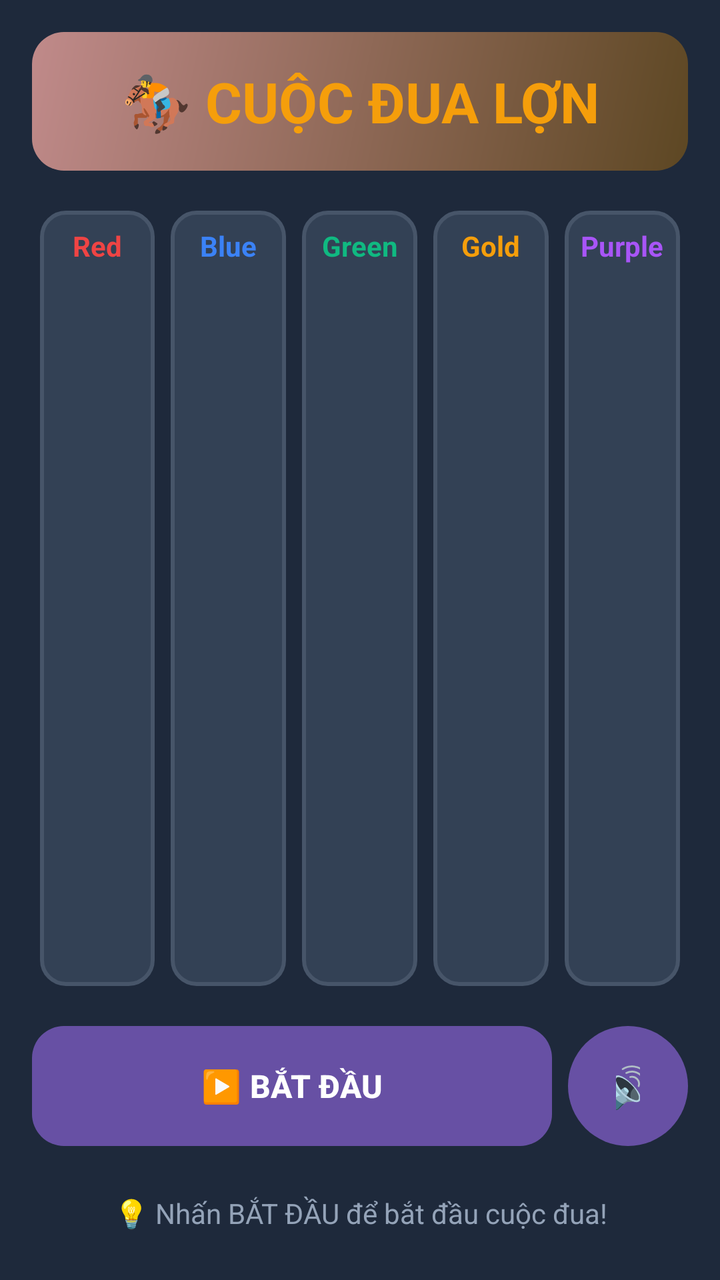
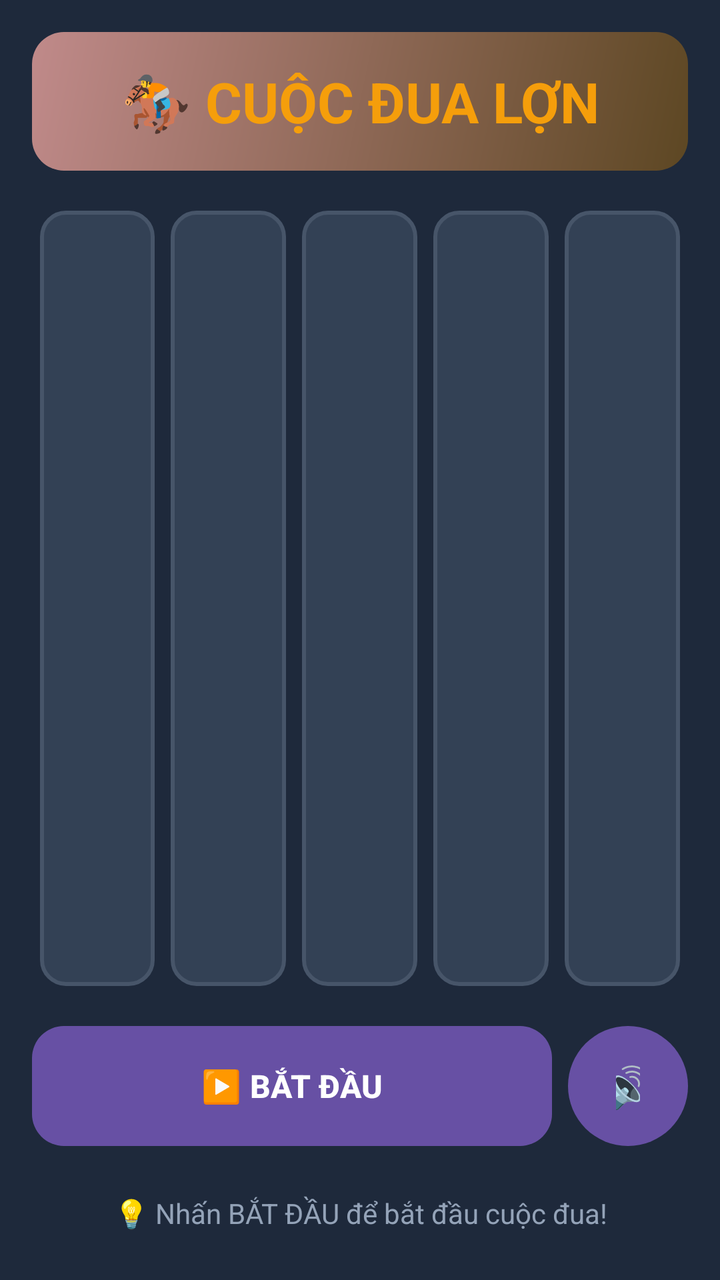

An Android layout rendered at two revisions. The XML below is the earlier revision; the diff shows what the commit changed to produce the second picture.
<!-- AndroidManifest.xml: application theme Theme.MiniProject1PRM392 -->
<!-- res/layout/activity_race.xml -->
<?xml version="1.0" encoding="utf-8"?>
<LinearLayout xmlns:android="http://schemas.android.com/apk/res/android"
    android:layout_width="match_parent"
    android:layout_height="match_parent"
    android:background="#1E293B"
    android:orientation="vertical"
    android:padding="16dp"
    android:id="@+id/race">

    
    <TextView
        android:layout_width="match_parent"
        android:layout_height="wrap_content"
        android:text="🏇 CUỘC ĐUA LỢN"
        android:textSize="28sp"
        android:textStyle="bold"
        android:textColor="#F59E0B"
        android:gravity="center"
        android:padding="16dp"
        android:background="@drawable/header_bg"
        android:layout_marginBottom="16dp"/>

    
    <TextView
        android:id="@+id/tvCountdown"
        android:layout_width="match_parent"
        android:layout_height="wrap_content"
        android:text="3"
        android:textSize="72sp"
        android:textStyle="bold"
        android:textColor="#F59E0B"
        android:gravity="center"
        android:visibility="gone"
        android:layout_marginBottom="16dp"/>

    
    <LinearLayout
        android:layout_width="match_parent"
        android:layout_height="0dp"
        android:layout_weight="1"
        android:orientation="horizontal"
        android:gravity="center">

        
        <LinearLayout
            android:layout_width="0dp"
            android:layout_height="match_parent"
            android:layout_weight="1"
            android:orientation="vertical"
            android:gravity="center"
            android:background="@drawable/track_bg"
            android:padding="8dp"
            android:layout_margin="4dp">

            <TextView
                android:layout_width="wrap_content"
                android:layout_height="wrap_content"
                android:text="Red"
                android:textColor="#EF4444"
                android:textStyle="bold"
                android:gravity="center"/>

            <SeekBar
                android:id="@+id/seekBar1"
                android:layout_width="460dp"
                android:layout_height="0dp"
                android:layout_weight="1"
                android:max="100"
                android:thumb="@drawable/pig"
                android:progressDrawable="@drawable/seekbar_progress"
                android:rotation="270" />
        </LinearLayout>

        
        <LinearLayout
            android:layout_width="0dp"
            android:layout_height="match_parent"
            android:layout_weight="1"
            android:orientation="vertical"
            android:gravity="center"
            android:background="@drawable/track_bg"
            android:padding="8dp"
            android:layout_margin="4dp">

            <TextView
                android:layout_width="wrap_content"
                android:layout_height="wrap_content"
                android:text="Blue"
                android:textColor="#3B82F6"
                android:textStyle="bold"
                android:gravity="center"/>

            <SeekBar
                android:id="@+id/seekBar2"
                android:layout_width="460dp"
                android:layout_height="0dp"
                android:layout_weight="1"
                android:max="100"
                android:rotation="270"
                android:thumb="@drawable/pig"
                android:progressDrawable="@drawable/seekbar_progress"/>
        </LinearLayout>

        
        <LinearLayout
            android:layout_width="0dp"
            android:layout_height="match_parent"
            android:layout_weight="1"
            android:orientation="vertical"
            android:gravity="center"
            android:background="@drawable/track_bg"
            android:padding="8dp"
            android:layout_margin="4dp">

            <TextView
                android:layout_width="wrap_content"
                android:layout_height="wrap_content"
                android:text="Green"
                android:textColor="#10B981"
                android:textStyle="bold"
                android:gravity="center"/>

            <SeekBar
                android:id="@+id/seekBar3"
                android:layout_width="460dp"
                android:layout_height="0dp"
                android:layout_weight="1"
                android:max="100"
                android:rotation="270"
                android:thumb="@drawable/pig"
                android:progressDrawable="@drawable/seekbar_progress"/>
        </LinearLayout>

        
        <LinearLayout
            android:layout_width="0dp"
            android:layout_height="match_parent"
            android:layout_weight="1"
            android:orientation="vertical"
            android:gravity="center"
            android:background="@drawable/track_bg"
            android:padding="8dp"
            android:layout_margin="4dp">

            <TextView
                android:layout_width="wrap_content"
                android:layout_height="wrap_content"
                android:text="Gold"
                android:textColor="#F59E0B"
                android:textStyle="bold"
                android:gravity="center"/>

            <SeekBar
                android:id="@+id/seekBar4"
                android:layout_width="460dp"
                android:layout_height="0dp"
                android:layout_weight="1"
                android:max="100"
                android:rotation="270"
                android:thumb="@drawable/pig"
                android:progressDrawable="@drawable/seekbar_progress"/>
        </LinearLayout>

        
        <LinearLayout
            android:layout_width="0dp"
            android:layout_height="match_parent"
            android:layout_weight="1"
            android:orientation="vertical"
            android:gravity="center"
            android:background="@drawable/track_bg"
            android:padding="8dp"
            android:layout_margin="4dp">

            <TextView
                android:layout_width="wrap_content"
                android:layout_height="wrap_content"
                android:text="Purple"
                android:textColor="#A855F7"
                android:textStyle="bold"
                android:gravity="center"/>

            <SeekBar
                android:id="@+id/seekBar5"
                android:layout_width="460dp"
                android:layout_height="0dp"
                android:layout_weight="1"
                android:max="100"
                android:rotation="270"
                android:thumb="@drawable/pig"
                android:progressDrawable="@drawable/seekbar_progress"/>
        </LinearLayout>
    </LinearLayout>

    
    <LinearLayout
        android:layout_width="match_parent"
        android:layout_height="wrap_content"
        android:orientation="horizontal"
        android:gravity="center"
        android:layout_marginTop="16dp">

        <Button
            android:id="@+id/btnStart"
            android:layout_width="0dp"
            android:layout_height="60dp"
            android:layout_weight="1"
            android:text="▶️ BẮT ĐẦU"
            android:textSize="16sp"
            android:textStyle="bold"
            android:textColor="#FFFFFF"
            android:background="@drawable/button_start"
            android:layout_marginEnd="8dp"/>

        <Button
            android:id="@+id/btnReset"
            android:layout_width="0dp"
            android:layout_height="60dp"
            android:layout_weight="1"
            android:text="🔄 CHƠI LẠI"
            android:textSize="16sp"
            android:textStyle="bold"
            android:textColor="#FFFFFF"
            android:background="@drawable/button_reset"
            android:visibility="gone"
            android:layout_marginEnd="8dp"/>

        <Button
            android:id="@+id/btnMute"
            android:layout_width="60dp"
            android:layout_height="60dp"
            android:text="🔊"
            android:textSize="20sp"
            android:background="@drawable/button_mute"/>
    </LinearLayout>

    
    <TextView
        android:layout_width="match_parent"
        android:layout_height="wrap_content"
        android:text="💡 Nhấn BẮT ĐẦU để bắt đầu cuộc đua!"
        android:textSize="14sp"
        android:textColor="#94A3B8"
        android:gravity="center"
        android:layout_marginTop="16dp"
        android:padding="8dp"/>
</LinearLayout>
<!-- resources referenced by this layout -->
<resources>
  <!-- drawable button_mute (drawable) -->
  <?xml version="1.0" encoding="utf-8"?>
  <shape xmlns:android="http://schemas.android.com/apk/res/android">
      <gradient
          android:startColor="#6366F1"
          android:endColor="#4F46E5"
          android:angle="90"/>
      <corners android:radius="30dp"/>
  </shape>
  <!-- drawable button_reset (drawable) -->
  <?xml version="1.0" encoding="utf-8"?>
  <shape xmlns:android="http://schemas.android.com/apk/res/android">
      <gradient
          android:startColor="#EF4444"
          android:endColor="#DC2626"
          android:angle="90"/>
      <corners android:radius="30dp"/>
  </shape>
  <!-- drawable button_start (drawable) -->
  <?xml version="1.0" encoding="utf-8"?>
  <shape xmlns:android="http://schemas.android.com/apk/res/android">
      <gradient
          android:startColor="#F59E0B"
          android:endColor="#EF4444"
          android:angle="135"/>
      <corners android:radius="16dp"/>
  </shape>
  <!-- drawable header_bg (drawable) -->
  <?xml version="1.0" encoding="utf-8"?>
  <shape xmlns:android="http://schemas.android.com/apk/res/android">
      <gradient
          android:startColor="#5D4723"
          android:endColor="#C08A8A"
          android:angle="135"/>
      <corners android:radius="16dp"/>
  </shape>
  <!-- drawable pig: png bitmap (drawable, 1289 bytes) -->
  <!-- drawable seekbar_progress (drawable) -->
  <layer-list xmlns:android="http://schemas.android.com/apk/res/android">
      
      <item android:id="@android:id/background">
          <shape android:shape="rectangle">
              <solid android:color="@android:color/transparent"/>
          </shape>
      </item>
  
      
      <item android:id="@android:id/progress">
          <shape android:shape="rectangle">
              <solid android:color="@android:color/transparent"/>
          </shape>
      </item>
  </layer-list>
  <!-- drawable track_bg (drawable) -->
  <?xml version="1.0" encoding="utf-8"?>
  <shape xmlns:android="http://schemas.android.com/apk/res/android">
      <solid android:color="#334155"/>
      <corners android:radius="12dp"/>
      <stroke
          android:width="2dp"
          android:color="#475569"/>
  </shape>
  <style name="Theme.MiniProject1PRM392" parent="Base.Theme.MiniProject1PRM392" />
  <style name="Base.Theme.MiniProject1PRM392" parent="Theme.Material3.DayNight.NoActionBar">
          
          
      </style>
</resources>

<!-- the commit's change to res/layout/activity_race.xml (unified diff, before → after) -->
@@ -53,9 +53,9 @@
             android:layout_margin="4dp">
 
             <TextView
-                android:layout_width="wrap_content"
-                android:layout_height="wrap_content"
-                android:text="Red"
+                android:id="@+id/name1"
+                android:layout_width="wrap_content"
+                android:layout_height="wrap_content"
                 android:textColor="#EF4444"
                 android:textStyle="bold"
                 android:gravity="center"/>
@@ -83,9 +83,9 @@
             android:layout_margin="4dp">
 
             <TextView
-                android:layout_width="wrap_content"
-                android:layout_height="wrap_content"
-                android:text="Blue"
+                android:id="@+id/name2"
+                android:layout_width="wrap_content"
+                android:layout_height="wrap_content"
                 android:textColor="#3B82F6"
                 android:textStyle="bold"
                 android:gravity="center"/>
@@ -113,9 +113,9 @@
             android:layout_margin="4dp">
 
             <TextView
-                android:layout_width="wrap_content"
-                android:layout_height="wrap_content"
-                android:text="Green"
+                android:id="@+id/name3"
+                android:layout_width="wrap_content"
+                android:layout_height="wrap_content"
                 android:textColor="#10B981"
                 android:textStyle="bold"
                 android:gravity="center"/>
@@ -143,9 +143,9 @@
             android:layout_margin="4dp">
 
             <TextView
-                android:layout_width="wrap_content"
-                android:layout_height="wrap_content"
-                android:text="Gold"
+                android:id="@+id/name4"
+                android:layout_width="wrap_content"
+                android:layout_height="wrap_content"
                 android:textColor="#F59E0B"
                 android:textStyle="bold"
                 android:gravity="center"/>
@@ -173,9 +173,9 @@
             android:layout_margin="4dp">
 
             <TextView
-                android:layout_width="wrap_content"
-                android:layout_height="wrap_content"
-                android:text="Purple"
+                android:id="@+id/name5"
+                android:layout_width="wrap_content"
+                android:layout_height="wrap_content"
                 android:textColor="#A855F7"
                 android:textStyle="bold"
                 android:gravity="center"/>
